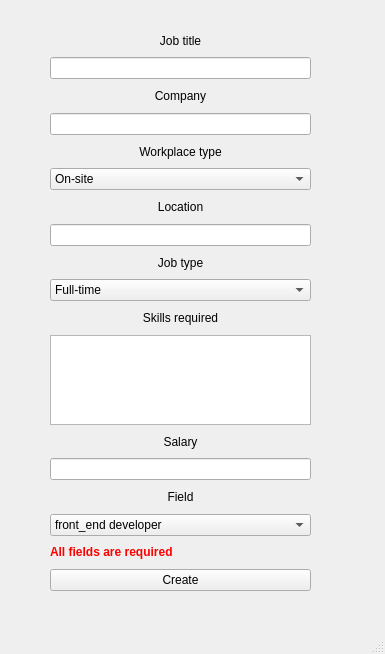
First picture: the form in newjob.ui, repository KNajjary/LinkedIn, before the edit.
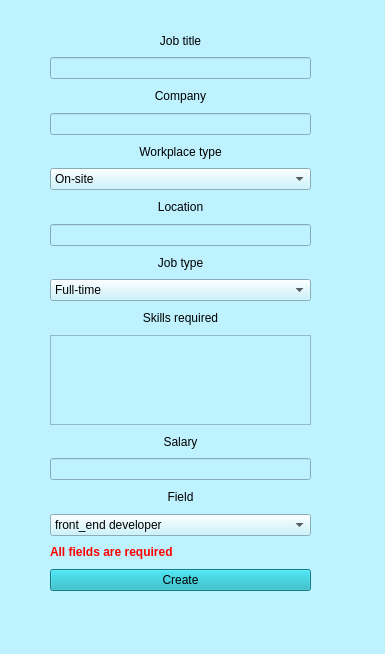
Second picture: the form after the edit.

```diff
--- a/newjob.ui
+++ b/newjob.ui
@@ -13,6 +13,10 @@
   <property name="windowTitle">
    <string>MainWindow</string>
   </property>
+  <property name="styleSheet">
+   <string notr="true">background-color: rgb(190, 242, 255);
+</string>
+  </property>
   <widget class="QWidget" name="centralwidget">
    <widget class="QWidget" name="verticalLayoutWidget">
     <property name="geometry">
@@ -242,6 +246,10 @@
      </item>
      <item>
       <widget class="QPushButton" name="pushButton_Create">
+       <property name="styleSheet">
+        <string notr="true">background-color: rgb(20,176,191);
+</string>
+       </property>
        <property name="text">
         <string>Create</string>
        </property>
```
